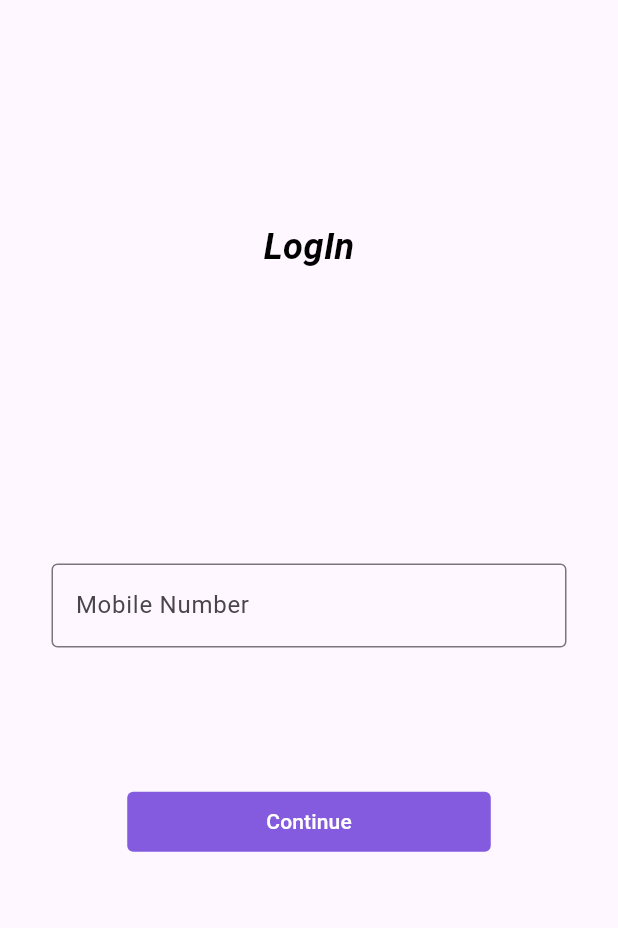
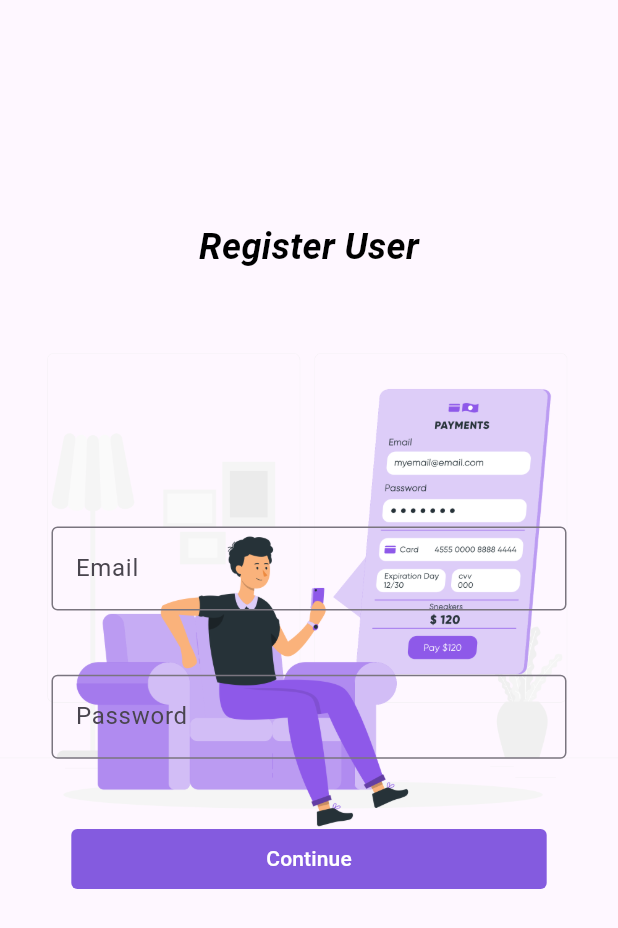
Before and after one commit to rajeshsundar31/finkin, a Flutter app: the RegisterUser screen opened directly, on a phone screen of 412 x 824 dp. Shown: the top 928 px of the screen. Run offline on Flutter 3.47's test engine with Material 3 defaults, Android fonts, the phone set to English and light mode, and no system bars; our stand-ins replace firebase_core, firebase_messaging, flutter_local_notifications, overlay_support, quickalert, syncfusion_flutter_charts; accounts and stored records are empty.

Commit message:
Register with Api

```diff
--- a/lib/components/dialog.dart
+++ b/lib/components/dialog.dart
@@ -104,7 +104,7 @@ class _CustomDialogState extends State<CustomDialog> {
                     text: "Add Expenses",
                     onPressed: () {
                       if(_formKey.currentState!.validate()){
-                        controller.saveDataToDb(amount: double.parse(amount.text), expenseDetail: detail.text, expenseType: transactionType);
+                        controller.saveDataToDb(amount: double.parse(amount.text), expenseDetail: detail.text, expenseType: transactionType, context: context);
                         // controller.expanseList(amount: amount.text, details: detail.text, type: transactionType);
                         Navigator.pop(context);
                       }
--- a/lib/core/utils/assetutils.dart
+++ b/lib/core/utils/assetutils.dart
@@ -3,4 +3,5 @@ class AssetsUtils {
   static String saveMoney = "$rootPath/set.jpg";
   static String landingAvatar = "$rootPath/avatar.jpg";
   static String myProfile = "$rootPath/dSC1410.jpg";
+  static String payment = "$rootPath/PaymentInfo.png";
 }
--- a/lib/main.dart
+++ b/lib/main.dart
@@ -1,6 +1,6 @@
 import 'package:finkin/presentation/dashboard/dashboard_view_model/dashboard_view_model.dart';
 import 'package:finkin/presentation/landing_page.dart';
-import 'package:finkin/presentation/register/register_view_model/register_view_model.dart';
+import 'package:finkin/presentation/register/register_view.dart/register_view_model.dart';
 import 'package:finkin/service/firebase.dart';
 import 'package:firebase_core/firebase_core.dart';
 import 'package:flutter/material.dart';
--- a/lib/presentation/dashboard/dashboard_view_model/dashboard_view_model.dart
+++ b/lib/presentation/dashboard/dashboard_view_model/dashboard_view_model.dart
@@ -1,5 +1,4 @@
 import 'dart:convert';
-
 import 'package:finkin/model/details_model.dart';
 import 'package:finkin/service/api.service.dart';
 import 'package:flutter/material.dart';
@@ -26,7 +25,7 @@ class DashboardViewModel extends ChangeNotifier {
     }
   }
 
-  void saveDataToDb({required double  amount, required String expenseDetail, required String expenseType}) async {
+  void saveDataToDb({required double  amount, required String expenseDetail, required String expenseType, required BuildContext context}) async {
     DateTime currentDate = DateTime.now();
 
     // String formattedDate = "${currentDate.year.toString().padLeft(4, '0')}-${currentDate.month.toString().padLeft(2, '0')}-${currentDate.day.toString().padLeft(2, '0')}";
@@ -37,7 +36,7 @@ class DashboardViewModel extends ChangeNotifier {
       "expenseType": expenseType,
       "tansactionDate": currentDate.toIso8601String()
     };
-    var addData = await CommonApiServices().saveData("/expensedetail", json.encode(data));
+    await CommonApiServices().saveData("/expensedetail", json.encode(data), context);
     fetchExpenseList();
     notifyListeners();
 
--- a/lib/presentation/landing_page.dart
+++ b/lib/presentation/landing_page.dart
@@ -3,7 +3,7 @@ import 'package:finkin/core/constants/app_color.dart';
 import 'package:finkin/core/constants/app_strings.dart';
 import 'package:finkin/core/utils/assetutils.dart';
 import 'package:finkin/core/utils/size.dart';
-import 'package:finkin/presentation/dashboard/dashboard.dart';
+import 'package:finkin/presentation/register/register_view.dart/register_view.dart';
 import 'package:flutter/material.dart';
 
 class LandingPage extends StatefulWidget {
@@ -32,7 +32,7 @@ class _LandingPageState extends State<LandingPage> {
           CustomButton(
             color: AppColor.purple,
             onPressed: (){
-              Navigator.push(context, MaterialPageRoute(builder: (context) => const Dashboard()));
+              Navigator.push(context, MaterialPageRoute(builder: (context) => const RegisterUser()));
             },
             width: displayWidth(context)/1.2,
             text: AppStrings.continueBtn,
--- a/lib/presentation/register/register_view.dart/register_view.dart
+++ b/lib/presentation/register/register_view.dart/register_view.dart
@@ -2,9 +2,9 @@ import 'package:finkin/components/custom_button.dart';
 import 'package:finkin/components/custom_text.dart';
 import 'package:finkin/core/constants/app_color.dart';
 import 'package:finkin/core/constants/app_strings.dart';
+import 'package:finkin/core/utils/assetutils.dart';
 import 'package:finkin/core/utils/size.dart';
-import 'package:finkin/presentation/register/otp_view/otp_view.dart';
-import 'package:finkin/presentation/register/register_view_model/register_view_model.dart';
+import 'package:finkin/presentation/register/register_view.dart/register_view_model.dart';
 import 'package:flutter/material.dart';
 import 'package:provider/provider.dart';
 
@@ -16,7 +16,9 @@ class RegisterUser extends StatefulWidget {
 }
 
 class _RegisterUserState extends State<RegisterUser> {
-  TextEditingController mobileController = TextEditingController();
+  final _formKey = GlobalKey<FormState>();
+  TextEditingController emailContoller = TextEditingController();
+  TextEditingController passwordController = TextEditingController();
 
 
   @override
@@ -31,17 +33,25 @@ class _RegisterUserState extends State<RegisterUser> {
   @override
   Widget build(BuildContext context) {
     return SafeArea(
+      child: Form(
+        key: _formKey,
         child: Scaffold(
           body: SingleChildScrollView(
             child: Consumer<RegisterViewModel>(
               builder: (context, userRegister, child) {
-              return Column(
+                return Stack(
+                  children: [
+                    Padding(
+                      padding: const EdgeInsets.only(top: 190),
+                      child: Image.asset(AssetsUtils.payment),
+                    ),
+                    Column(
                   children: [
                     SizedBox(
                       height: displayHeight(context)* 0.40,
                       child: const Center(
                         child: CustomText(
-                      text: "LogIn",
+                          text: "Register User",
                         ),
                       ),
                     ),
@@ -53,28 +63,60 @@ class _RegisterUserState extends State<RegisterUser> {
                           SizedBox(
                             width: displayWidth(context)/1.2,
                             child: TextFormField(
-                          controller: mobileController,
+                              controller: emailContoller,
+                              validator: (value) {
+                                if (value == null || value.length < 4){
+                                  return 'Please Enter valid Mail Addess';
+                                } else{
+                                  return null;
+                                }
+                              },
                               keyboardType: TextInputType.phone,
                               decoration: const InputDecoration(
                                 border: OutlineInputBorder(),
-                            hintText: "Enter Your Mobile Number",
-                            labelText: "Mobile Number"
+                                hintText: "Enter Your Valid Mail",
+                                labelText: "Email"
                               ),
+                            ),
+                          ),
+                          SizedBox(
+                            width: displayWidth(context)/1.2,
+                            child: TextFormField(
+                              controller: passwordController,
+                              keyboardType: TextInputType.phone,
+                              obscureText: true,
+                              decoration: const InputDecoration(
+                                border: OutlineInputBorder(),
+                                hintText: "Enter Strong Password",
+                                labelText: "Password"
+                              ),
+                              validator: (value) {
+                                if (value == null){
+                                  return 'Password cannot be Empty';
+                                } else if (value.length < 4 && value.length > 12){
+                                  return 'Password must be more than 4 letter and less than 12';
+                                } else{
+                                  return null;
+                                }
+                              },
                             ),
                           ),
                           CustomButton(
                             color: AppColor.purple,
                             text: AppStrings.continueBtn,
                             onPressed: () {
-                          userRegister.verifiyPhoneNumber(mobileController.text, context);
-                           Navigator.push(context, (MaterialPageRoute(builder: (context) => const OtpView())));
-                          print("inputValue${mobileController.text}");
+                              if(_formKey.currentState!.validate()){
+                                userRegister.saveUserDetails(email: emailContoller.text, password: passwordController.text, context: context);
+                              }
                             },
-                        width: displayWidth(context)/1.7,
+                            width: displayWidth(context)/1.3,
                           )
                         ],
                       )
                     )
+                  ],
+                                ),
+
                   ],
                 );
 
@@ -82,6 +124,7 @@ class _RegisterUserState extends State<RegisterUser> {
 
             ),
           ),
+        ),
       )
       );
   }
--- /dev/null
+++ b/lib/presentation/register/register_view.dart/register_view_model.dart
@@ -0,0 +1,21 @@
+import 'dart:convert';
+
+import 'package:finkin/presentation/dashboard/dashboard.dart';
+import 'package:finkin/service/api.service.dart';
+import 'package:flutter/material.dart';
+
+class RegisterViewModel  extends ChangeNotifier{
+  saveUserDetails({required String email, required String password, required BuildContext context}) async {
+    Map data = {
+      "email": email,
+      "password": password
+    };
+    var result = await CommonApiServices().saveData("/register", json.encode(data), context);
+    result = jsonDecode(result);
+    if (result['success'] == true) {
+      Navigator.pushReplacement(
+        context,
+        MaterialPageRoute(builder: (context) => const Dashboard())
+      );
+  };
+}}
--- a/pubspec.yaml
+++ b/pubspec.yaml
@@ -46,6 +46,7 @@ dependencies:
   syncfusion_flutter_charts: ^27.1.50
   intl: ^0.19.0
   http: ^1.2.2
+  quickalert: ^1.1.0
 
 dev_dependencies:
   flutter_test:
```
Also changed, not shown: lib/components/dialogservice.dart (added, +101 -0 lines), lib/presentation/register/otp_view/otp_view.dart (deleted, +0 -43 lines), lib/presentation/register/register_view_model/register_view_model.dart (deleted, +0 -37 lines), lib/service/api.service.dart (+8 -6 lines), assets/images/PaymentInfo.png (added), lib/presentation/register/otp_viewmodel/otp_view_model.dart (deleted), pubspec.lock. Lines whose indentation alone changed are shown as unchanged.
